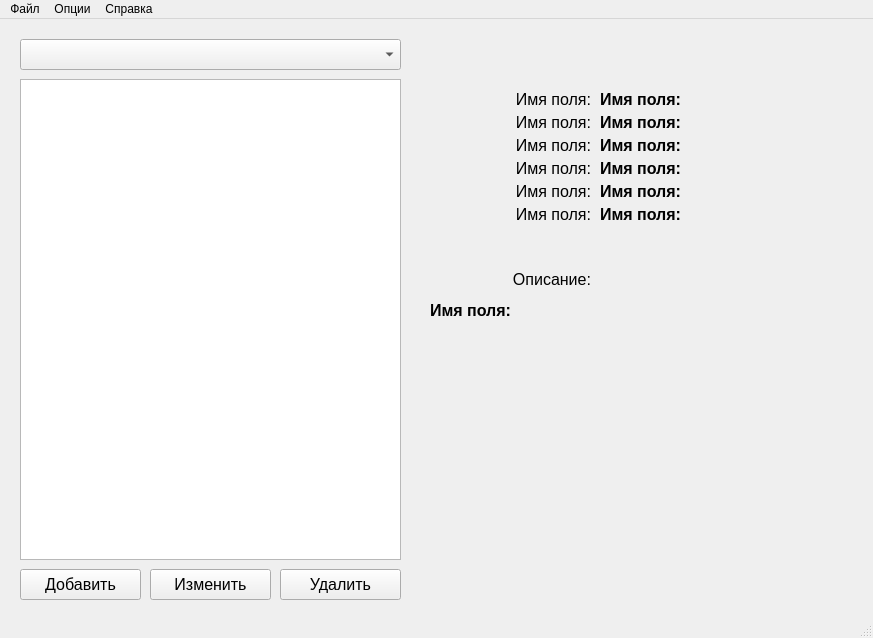
Qt form database/form.ui (iambarsik/QtSTR) before a commit.
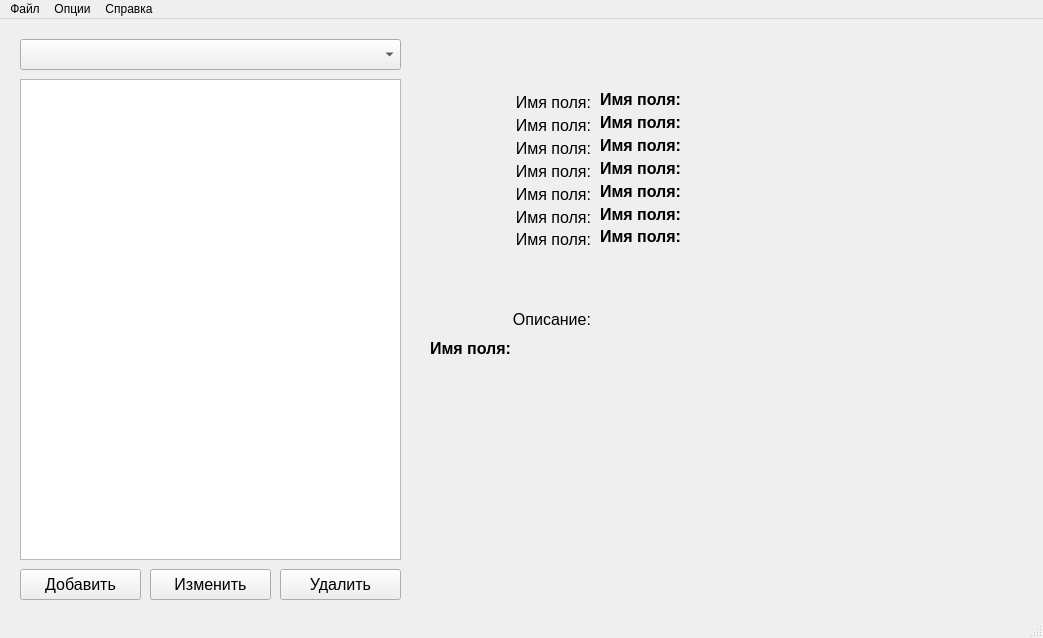
The same form after that commit.

```diff
--- a/database/form.ui
+++ b/database/form.ui
@@ -6,7 +6,7 @@
    <rect>
     <x>0</x>
     <y>0</y>
-    <width>873</width>
+    <width>1043</width>
     <height>638</height>
    </rect>
   </property>
@@ -114,15 +114,15 @@
      <rect>
       <x>420</x>
       <y>50</y>
-      <width>441</width>
-      <height>361</height>
+      <width>611</width>
+      <height>401</height>
      </rect>
     </property>
     <widget class="QLabel" name="label1info">
      <property name="geometry">
       <rect>
        <x>10</x>
-       <y>20</y>
+       <y>23</y>
        <width>161</width>
        <height>20</height>
       </rect>
@@ -144,7 +144,7 @@
       <rect>
        <x>180</x>
        <y>20</y>
-       <width>221</width>
+       <width>421</width>
        <height>20</height>
       </rect>
      </property>
@@ -167,7 +167,7 @@
       <rect>
        <x>180</x>
        <y>43</y>
-       <width>221</width>
+       <width>421</width>
        <height>20</height>
       </rect>
      </property>
@@ -189,7 +189,7 @@
      <property name="geometry">
       <rect>
        <x>10</x>
-       <y>43</y>
+       <y>46</y>
        <width>161</width>
        <height>20</height>
       </rect>
@@ -210,7 +210,7 @@
      <property name="geometry">
       <rect>
        <x>10</x>
-       <y>66</y>
+       <y>69</y>
        <width>161</width>
        <height>20</height>
       </rect>
@@ -232,7 +232,7 @@
       <rect>
        <x>180</x>
        <y>66</y>
-       <width>221</width>
+       <width>421</width>
        <height>20</height>
       </rect>
      </property>
@@ -254,7 +254,7 @@
      <property name="geometry">
       <rect>
        <x>10</x>
-       <y>89</y>
+       <y>92</y>
        <width>161</width>
        <height>20</height>
       </rect>
@@ -276,7 +276,7 @@
       <rect>
        <x>180</x>
        <y>89</y>
-       <width>221</width>
+       <width>421</width>
        <height>20</height>
       </rect>
      </property>
@@ -298,7 +298,7 @@
      <property name="geometry">
       <rect>
        <x>10</x>
-       <y>112</y>
+       <y>115</y>
        <width>161</width>
        <height>20</height>
       </rect>
@@ -320,7 +320,7 @@
       <rect>
        <x>180</x>
        <y>112</y>
-       <width>221</width>
+       <width>421</width>
        <height>20</height>
       </rect>
      </property>
@@ -342,7 +342,7 @@
      <property name="geometry">
       <rect>
        <x>10</x>
-       <y>200</y>
+       <y>240</y>
        <width>161</width>
        <height>20</height>
       </rect>
@@ -363,8 +363,8 @@
      <property name="geometry">
       <rect>
        <x>10</x>
-       <y>232</y>
-       <width>421</width>
+       <y>270</y>
+       <width>591</width>
        <height>81</height>
       </rect>
      </property>
@@ -390,7 +390,7 @@
       <rect>
        <x>180</x>
        <y>135</y>
-       <width>221</width>
+       <width>421</width>
        <height>20</height>
       </rect>
      </property>
@@ -412,7 +412,7 @@
      <property name="geometry">
       <rect>
        <x>10</x>
-       <y>135</y>
+       <y>138</y>
        <width>161</width>
        <height>20</height>
       </rect>
@@ -429,6 +429,50 @@
       <set>Qt::AlignRight|Qt::AlignTrailing|Qt::AlignVCenter</set>
      </property>
     </widget>
+    <widget class="QLabel" name="label7info">
+     <property name="geometry">
+      <rect>
+       <x>10</x>
+       <y>160</y>
+       <width>161</width>
+       <height>20</height>
+      </rect>
+     </property>
+     <property name="font">
+      <font>
+       <pointsize>12</pointsize>
+      </font>
+     </property>
+     <property name="text">
+      <string>Имя поля:</string>
+     </property>
+     <property name="alignment">
+      <set>Qt::AlignRight|Qt::AlignTrailing|Qt::AlignVCenter</set>
+     </property>
+    </widget>
+    <widget class="QLabel" name="label7data">
+     <property name="geometry">
+      <rect>
+       <x>180</x>
+       <y>157</y>
+       <width>421</width>
+       <height>20</height>
+      </rect>
+     </property>
+     <property name="font">
+      <font>
+       <pointsize>12</pointsize>
+       <weight>75</weight>
+       <bold>true</bold>
+      </font>
+     </property>
+     <property name="text">
+      <string>Имя поля:</string>
+     </property>
+     <property name="alignment">
+      <set>Qt::AlignLeading|Qt::AlignLeft|Qt::AlignVCenter</set>
+     </property>
+    </widget>
    </widget>
   </widget>
   <widget class="QMenuBar" name="menubar">
@@ -436,7 +480,7 @@
     <rect>
      <x>0</x>
      <y>0</y>
-     <width>873</width>
+     <width>1043</width>
      <height>22</height>
     </rect>
    </property>
```
